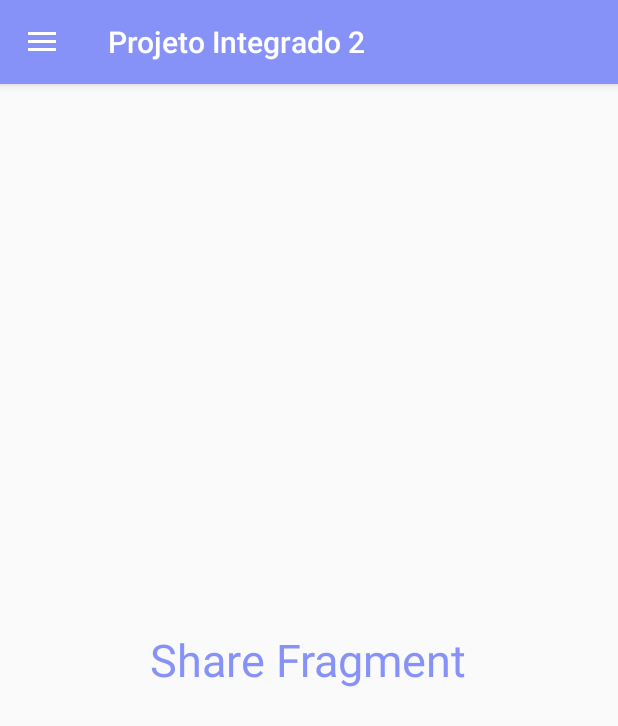
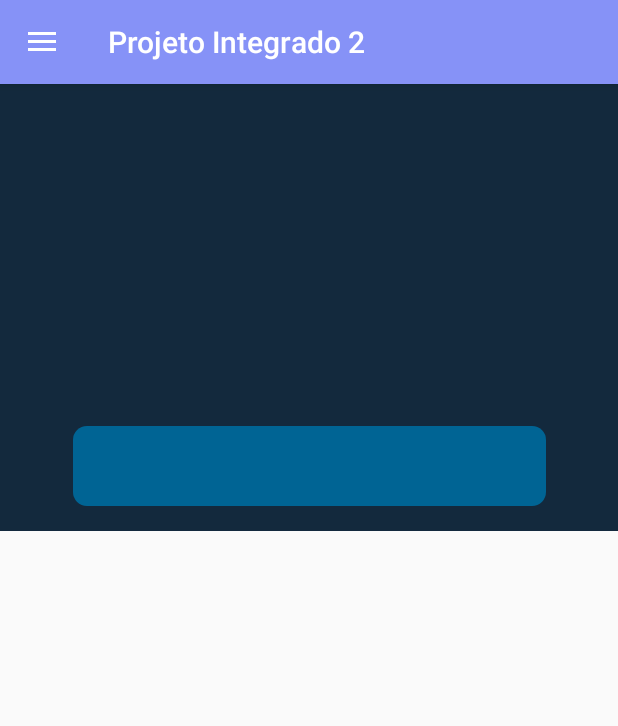
Before and after one commit to NathanCisz/ProjetoIntegrado, an Android app: the screen it shows after launch (MainActivity), in the side drawer, after a tap on "Clientes", on a phone screen of 412 x 824 dp. Shown: the top 726 px of the screen. Run offline under Robolectric (Android 15) with nearby library versions, the phone set to English and light mode, and no system bars; 1 statement that could not run was skipped.

Commit message:
Menu e correção de erros

```diff
--- a/app/src/main/AndroidManifest.xml
+++ b/app/src/main/AndroidManifest.xml
@@ -28,7 +28,6 @@
                 android:name="android.app.lib_name"
                 android:value="" />
         </activity>
-
         <meta-data
             android:name="preloaded_fonts"
             android:resource="@array/preloaded_fonts" />
--- a/app/src/main/java/com/example/projetointegrado2/AboutFragment.java
+++ b/app/src/main/java/com/example/projetointegrado2/AboutFragment.java
@@ -18,3 +18,4 @@ public class AboutFragment extends Fragment {
         return inflater.inflate(R.layout.fragment_about, container, false);
     }
 }
+//aa
--- a/app/src/main/java/com/example/projetointegrado2/HomeFragment.java
+++ b/app/src/main/java/com/example/projetointegrado2/HomeFragment.java
@@ -16,4 +16,4 @@ public class HomeFragment extends Fragment {
         // Inflate the layout for this fragment
         return inflater.inflate(R.layout.fragment_home, container, false);
     }
-}
+}//aa
--- a/app/src/main/java/com/example/projetointegrado2/ListaClientes.java
+++ b/app/src/main/java/com/example/projetointegrado2/ListaClientes.java
@@ -13,4 +13,4 @@ public class ListaClientes extends AppCompatActivity {
         setContentView(R.layout.fragment_settings);
 
     }
-}
+}//aa
--- a/app/src/main/java/com/example/projetointegrado2/ListaServicos.java
+++ b/app/src/main/java/com/example/projetointegrado2/ListaServicos.java
@@ -10,7 +10,7 @@ public class ListaServicos extends AppCompatActivity {
     protected void onCreate(Bundle savedInstanceState) {
         super.onCreate(savedInstanceState);
         EdgeToEdge.enable(this);
-        setContentView(R.layout.lista_servicos);
+        setContentView(R.layout.fragment_share);
 
     }
-}
+}//aa
--- a/app/src/main/java/com/example/projetointegrado2/MainActivity.java
+++ b/app/src/main/java/com/example/projetointegrado2/MainActivity.java
@@ -67,4 +67,4 @@ public class MainActivity extends AppCompatActivity implements NavigationView.On
         }
         return null;
     }
-}
+}//aa
--- a/app/src/main/java/com/example/projetointegrado2/SettingsFragment.java
+++ b/app/src/main/java/com/example/projetointegrado2/SettingsFragment.java
@@ -18,4 +18,4 @@ public class SettingsFragment extends Fragment {
         // Inflate the layout for this fragment
         return inflater.inflate(R.layout.fragment_settings, container, false);
     }
-}
+}//aa
--- a/app/src/main/java/com/example/projetointegrado2/ShareFragment.java
+++ b/app/src/main/java/com/example/projetointegrado2/ShareFragment.java
@@ -17,4 +17,4 @@ public class ShareFragment extends Fragment {
         return inflater.inflate(R.layout.fragment_share, container, false);
 
     }
-}
+}//aa
--- a/app/src/main/res/layout/fragment_share.xml
+++ b/app/src/main/res/layout/fragment_share.xml
@@ -1,18 +1,38 @@
 <?xml version="1.0" encoding="utf-8"?>
-<RelativeLayout
-    xmlns:android="http://schemas.android.com/apk/res/android"
-    xmlns:tools="http://schemas.android.com/tools"
+<ScrollView xmlns:android="http://schemas.android.com/apk/res/android"
+    xmlns:app="http://schemas.android.com/apk/res-auto"
     android:layout_width="match_parent"
     android:layout_height="match_parent"
+    xmlns:tools="http://schemas.android.com/tools"
     tools:context=".ShareFragment">
 
-    <!-- TODO: Update blank fragment layout -->
-    <TextView
-        android:layout_width="wrap_content"
-        android:layout_height="wrap_content"
-        android:text="@string/share_fragment"
-        android:textSize="30sp"
-        android:layout_centerInParent="true"
-        android:textColor="@color/lavender"/>
+        <androidx.constraintlayout.widget.ConstraintLayout
+            android:id="@+id/main"
+            android:layout_width="match_parent"
+            android:layout_height="wrap_content">
 
-</RelativeLayout>
+            <View
+                android:id="@+id/topoAzulMenu"
+                android:layout_width="match_parent"
+                android:layout_height="298dp"
+                android:background="#13293D"
+                app:layout_constraintBottom_toBottomOf="parent"
+                app:layout_constraintEnd_toEndOf="parent"
+                app:layout_constraintHorizontal_bias="0.0"
+                app:layout_constraintStart_toStartOf="parent"
+                app:layout_constraintTop_toTopOf="parent"
+                app:layout_constraintVertical_bias="0.035" />
+
+            <View
+                android:id="@+id/TarefasAndamento"
+                android:layout_width="315dp"
+                android:layout_height="53dp"
+                android:layout_marginTop="228dp"
+                android:background="@drawable/tarefas_andamento"
+                app:layout_constraintEnd_toEndOf="parent"
+                app:layout_constraintStart_toStartOf="parent"
+                app:layout_constraintTop_toTopOf="@+id/topoAzulMenu" />
+
+        </androidx.constraintlayout.widget.ConstraintLayout>
+
+    </ScrollView>
--- a/app/src/main/res/values/colors.xml
+++ b/app/src/main/res/values/colors.xml
@@ -8,4 +8,5 @@
     <color name="black">#FF000000</color>
     <color name="white">#FFFFFFFF</color>
     <color name="lavender">#8692f7</color>
+
 </resources>
```
Also changed, not shown: app/src/main/res/drawable/arredondar.xml (line endings or trailing spaces).
